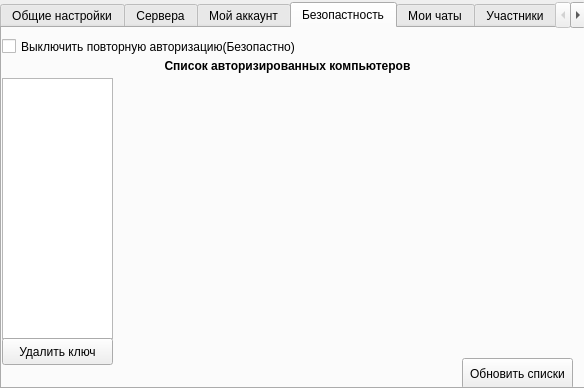
The window that kabinet.ui (gravimine/qtchat) describes before a commit, drawn with Qt 5.
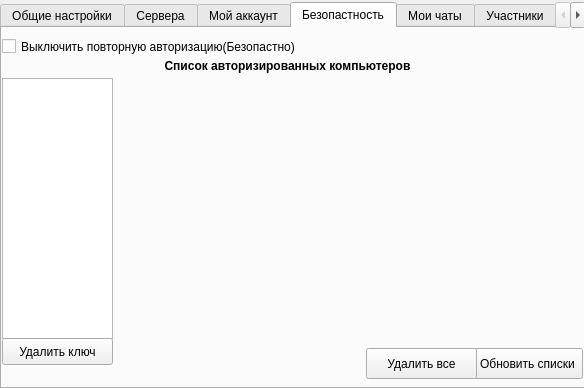
The same window after the commit. The open tabs and pages were chosen to show the change.

Patch:
```diff
--- a/kabinet.ui
+++ b/kabinet.ui
@@ -513,8 +513,8 @@
     <widget class="QPushButton" name="pushButton_2">
      <property name="geometry">
       <rect>
-       <x>460</x>
-       <y>330</y>
+       <x>470</x>
+       <y>320</y>
        <width>111</width>
        <height>31</height>
       </rect>
@@ -552,6 +552,19 @@
       <string>Удалить ключ</string>
      </property>
     </widget>
+    <widget class="QPushButton" name="pushButton_6">
+     <property name="geometry">
+      <rect>
+       <x>364</x>
+       <y>320</y>
+       <width>111</width>
+       <height>31</height>
+      </rect>
+     </property>
+     <property name="text">
+      <string>Удалить все</string>
+     </property>
+    </widget>
    </widget>
    <widget class="QWidget" name="tab_4">
     <attribute name="title">
```
Left out of the diff: 2 changed lines with no effect on the pictures.
